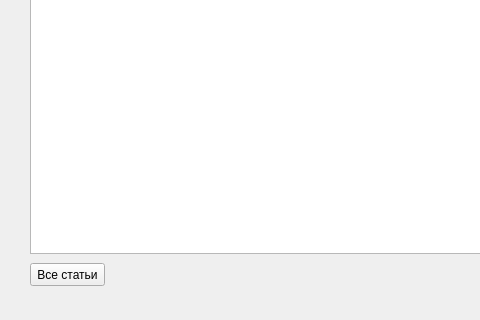
Before: the Qt Designer form OmGTU.ui in Tek4to/pythonPyQT, drawn with Qt 5; both pictures show x 0 to 480 and y 466 to 786 of the 1502 by 786 pixel window.
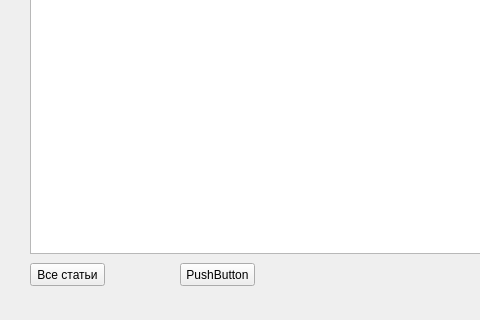
After: the same form once the commit is applied.

Patch:
```diff
--- a/OmGTU.ui
+++ b/OmGTU.ui
@@ -182,6 +182,19 @@
      <string>Все статьи</string>
     </property>
    </widget>
+   <widget class="QPushButton" name="pushButton_2">
+    <property name="geometry">
+     <rect>
+      <x>180</x>
+      <y>710</y>
+      <width>75</width>
+      <height>23</height>
+     </rect>
+    </property>
+    <property name="text">
+     <string>PushButton</string>
+    </property>
+   </widget>
   </widget>
   <widget class="QMenuBar" name="menubar">
    <property name="geometry">
```
